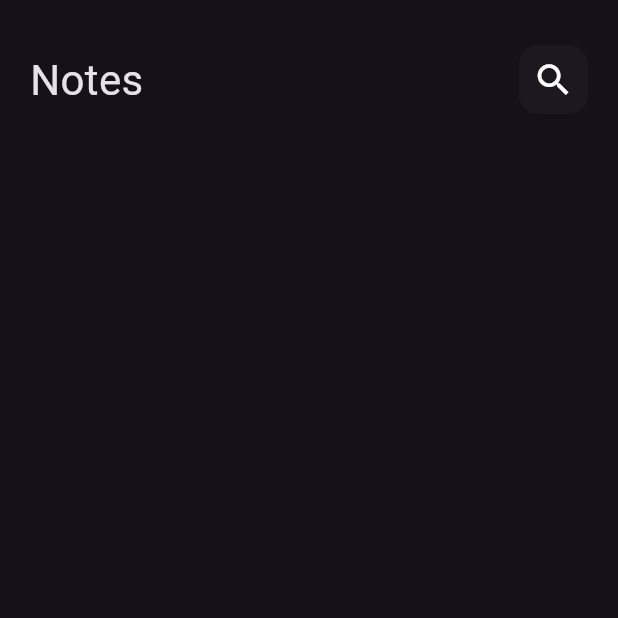
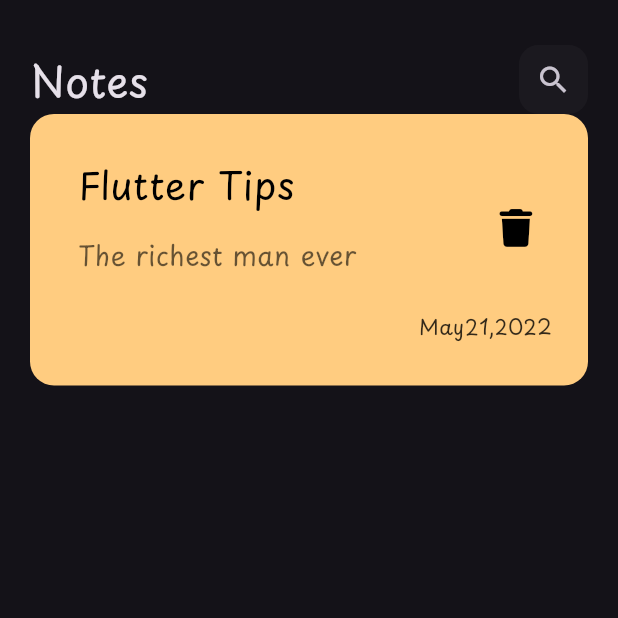
Before and after one commit to MohamedElnegouly/Note-App, a Flutter app: the screen it shows after launch, on a phone screen of 412 x 824 dp, the top half of it. Run offline on Flutter 3.47's test engine with Material 3 defaults, Android fonts, the phone set to English and light mode, and no system bars; our stand-ins replace font_awesome_flutter.

Commit message:
item &  search icon

```diff
--- a/lib/main.dart
+++ b/lib/main.dart
@@ -14,6 +14,7 @@ class NotesApp extends StatelessWidget {
     return MaterialApp(
       theme: ThemeData(
         brightness: Brightness.dark,
+        fontFamily: 'Playpen Sans',
       ),
       debugShowCheckedModeBanner: false,
       home: const NotesView(),
--- a/lib/widgets/Custom_Search_Icon.dart
+++ b/lib/widgets/Custom_Search_Icon.dart
@@ -14,11 +14,8 @@ class CustomSearchIcon extends StatelessWidget {
         ),
         borderRadius: BorderRadius.circular(13),
       ),
-      child: const Center(
-        child: Icon(
-          Icons.search,
-          size: 28,
-        ),
+      child: Center(
+        child: IconButton(onPressed: () {}, icon: const Icon(Icons.search)),
       ),
     );
   }
--- /dev/null
+++ b/lib/widgets/Custom_item.dart
@@ -0,0 +1,58 @@
+import 'package:flutter/material.dart';
+import 'package:font_awesome_flutter/font_awesome_flutter.dart';
+
+class NoteItem extends StatelessWidget {
+  const NoteItem({super.key});
+
+  @override
+  Widget build(BuildContext context) {
+    return Container(
+      padding: const EdgeInsets.only(bottom: 30, top: 20, left: 16),
+      decoration: BoxDecoration(
+        borderRadius: BorderRadius.circular(16),
+        color: const Color(0xffFFCC80),
+      ),
+      child: Column(
+        crossAxisAlignment: CrossAxisAlignment.end,
+        children: [
+          ListTile(
+            title: const Text(
+              'Flutter Tips',
+              style: TextStyle(
+                color: Colors.black,
+                fontSize: 25,
+              ),
+            ),
+            subtitle: Padding(
+              padding: const EdgeInsets.symmetric(vertical: 16),
+              child: Text(
+                'The richest man ever',
+                style: TextStyle(
+                  color: Colors.black.withValues(alpha: 0.6),
+                  fontSize: 18,
+                ),
+              ),
+            ),
+            trailing: IconButton(
+              onPressed: () {},
+              icon: const Icon(
+                FontAwesomeIcons.trash,
+                color: Colors.black,
+                size: 25,
+              ),
+            ),
+          ),
+          Padding(
+            padding: const EdgeInsets.only(right: 24),
+            child: Text(
+              'May21,2022',
+              style: TextStyle(
+                color: Colors.black.withValues(alpha: 0.8),
+              ),
+            ),
+          ),
+        ],
+      ),
+    );
+  }
+}
--- a/lib/widgets/Notes_View_Body.dart
+++ b/lib/widgets/Notes_View_Body.dart
@@ -1,6 +1,6 @@
 import 'package:flutter/material.dart';
-
 import 'Custom_App_Bar.dart';
+import 'Custom_item.dart';
 
 class NotesViewBody extends StatelessWidget {
   const NotesViewBody({
@@ -17,6 +17,7 @@ class NotesViewBody extends StatelessWidget {
             height: 30,
           ),
           CustomAppBar(),
+          NoteItem(),
         ],
       ),
     );
```
Also changed, not shown: pubspec.yaml (+5 -6 lines), assets/fonts/PlaypenSans-Regular.ttf (added), pubspec.lock, 1 other file.
